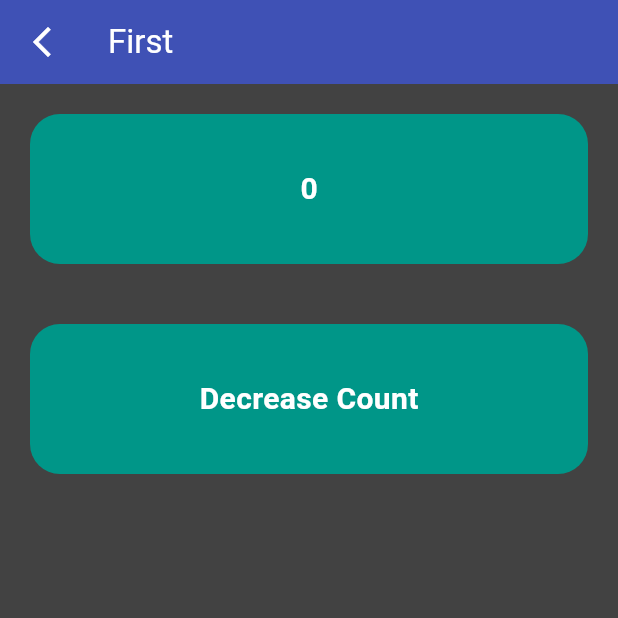
After one commit to shwehnin/firebase_auth_getx, a Flutter app: the FirstPage screen opened directly, on a phone screen of 412 x 824 dp, the top half of it. The commit adds this screen. Run offline on Flutter 3.47's test engine with Material 3 defaults, Android fonts, the phone set to English and light mode, and no system bars; our stand-ins replace firebase_auth, firebase_core, get; accounts and stored records are empty.

Commit message:
getx using get builder and obx and dependency injection

```diff
--- /dev/null
+++ b/lib/splash/controllers/list_controller.dart
@@ -0,0 +1,12 @@
+import 'package:get/get.dart';
+
+class ListController extends GetxController {
+  RxList _list = [].obs;
+
+  RxList get list => _list;
+
+  void setValues(int x) {
+    _list.add(x);
+    print("list value is $_list");
+  }
+}
--- /dev/null
+++ b/lib/splash/controllers/tab_controller.dart
@@ -0,0 +1,57 @@
+import 'package:get/get.dart';
+import 'package:flutter/material.dart';
+
+class TabCountController extends GetxController {
+  int _count = 0;
+  int get count => _count;
+
+  RxInt _y = 0.obs;
+  RxInt get y => _y;
+
+  RxInt _z = 0.obs;
+  RxInt get z => _z;
+
+  void incrementCount() {
+    _count++;
+    update();
+  }
+
+  void decrementCount() {
+    if (_count <= 0) {
+      Get.snackbar(
+        "Counter",
+        "Cann't reduce count",
+        backgroundColor: Colors.redAccent,
+        snackPosition: SnackPosition.BOTTOM,
+        colorText: Colors.white,
+        icon: const Icon(Icons.alarm),
+      );
+    } else {
+      _count--;
+      update();
+    }
+  }
+
+  void totalXY() {
+    _z.value = _count + _y.value;
+  }
+
+  void incrementY() {
+    _y.value++;
+  }
+
+  void decrementY() {
+    if (_y.value <= 0) {
+      Get.snackbar(
+        "Counter",
+        "Cann't reduce count",
+        backgroundColor: Colors.redAccent,
+        snackPosition: SnackPosition.BOTTOM,
+        colorText: Colors.white,
+        icon: const Icon(Icons.alarm),
+      );
+    } else {
+      _y.value--;
+    }
+  }
+}
--- /dev/null
+++ b/lib/splash/first_page.dart
@@ -0,0 +1,64 @@
+import 'package:get/get.dart';
+import 'package:flutter/material.dart';
+import 'package:test_app/splash/controllers/tab_controller.dart';
+
+class FirstPage extends StatelessWidget {
+  const FirstPage({super.key});
+
+  @override
+  Widget build(BuildContext context) {
+    final TabCountController controller = Get.find();
+    return Scaffold(
+      appBar: AppBar(
+        leading: IconButton(
+          onPressed: () {
+            Get.back();
+          },
+          icon: const Icon(Icons.arrow_back_ios_new),
+        ),
+        title: const Text("First"),
+      ),
+      body: Column(
+        children: [
+          GetBuilder<TabCountController>(
+            builder: (_) => Container(
+              alignment: Alignment.center,
+              margin: const EdgeInsets.all(20),
+              width: double.maxFinite,
+              height: 100,
+              decoration: BoxDecoration(
+                  borderRadius: BorderRadius.circular(20), color: Colors.teal),
+              child: Text(
+                controller.count.toString(),
+                style: const TextStyle(
+                  fontSize: 20,
+                  fontWeight: FontWeight.w600,
+                ),
+              ),
+            ),
+          ),
+          GestureDetector(
+            onTap: () {
+              controller.decrementCount();
+            },
+            child: Container(
+              alignment: Alignment.center,
+              margin: const EdgeInsets.all(20),
+              width: double.maxFinite,
+              height: 100,
+              decoration: BoxDecoration(
+                  borderRadius: BorderRadius.circular(20), color: Colors.teal),
+              child: const Text(
+                "Decrease Count",
+                style: TextStyle(
+                  fontSize: 20,
+                  fontWeight: FontWeight.w600,
+                ),
+              ),
+            ),
+          ),
+        ],
+      ),
+    );
+  }
+}
```
Also changed, not shown: lib/helpers/init_controllers.dart (added, +10 -0 lines), lib/helpers/init_dependency.dart (added, +13 -0 lines), lib/main.dart (+6 -1 lines), lib/splash/second_page.dart (added, +41 -0 lines), lib/splash/splash_page.dart (added, +117 -0 lines), lib/splash/third_page.dart (added, +140 -0 lines), lib/welcome/welcome_page.dart (+28 -0 lines).
